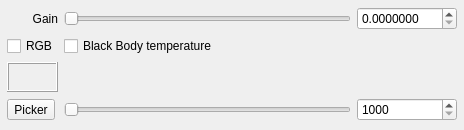
This is qtgui/lightgroup.ui in sungsoo/luxrender-lux as Qt 5 draws it before an edit. The edited form follows.
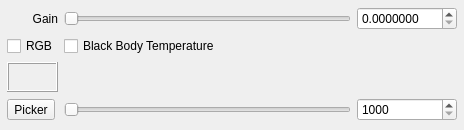
This is the edited form. Icons and pictures are not drawn.

Commit message: Changed names of some functions + added more meaningfull colorspace naming as per Abels proposal - cleaned up obsolete dialog methods

```diff
--- a/qtgui/lightgroup.ui
+++ b/qtgui/lightgroup.ui
@@ -98,7 +98,7 @@
         <string>Enable BlackBody Temperature Adjustment</string>
        </property>
        <property name="text">
-        <string>Black Body temperature</string>
+        <string>Black Body Temperature</string>
        </property>
       </widget>
      </item>
```
The commit also changes 4 other files.
